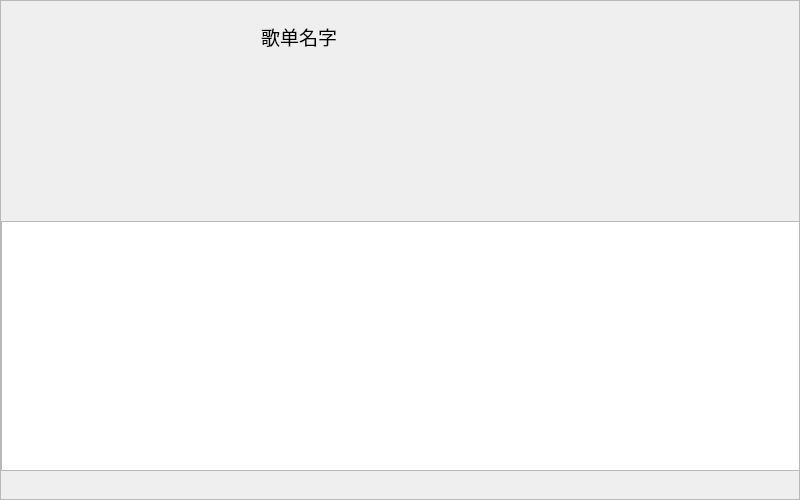
Qt form songlistwindow.ui (cuncinc/CloudMusic_Qt) before a commit.
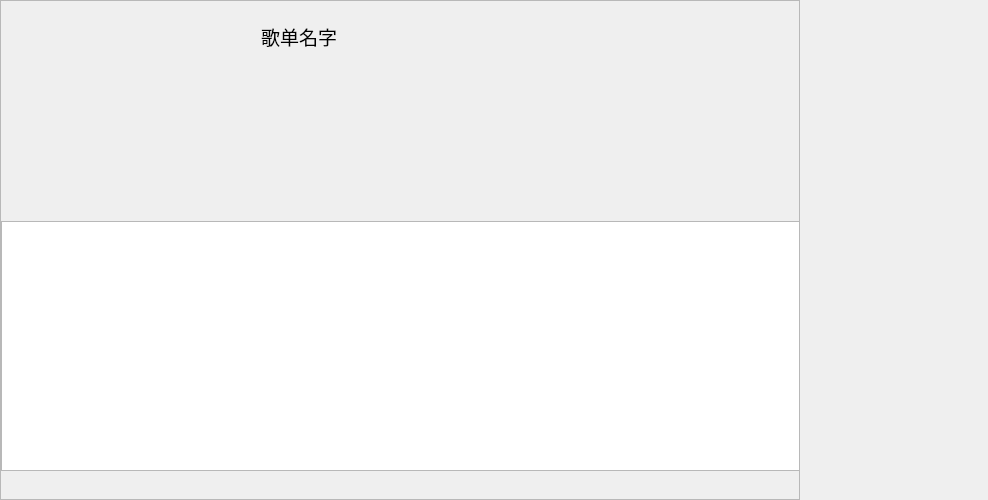
The same form after that commit.

```diff
--- a/songlistwindow.ui
+++ b/songlistwindow.ui
@@ -6,7 +6,7 @@
    <rect>
     <x>0</x>
     <y>0</y>
-    <width>800</width>
+    <width>988</width>
     <height>500</height>
    </rect>
   </property>
```
